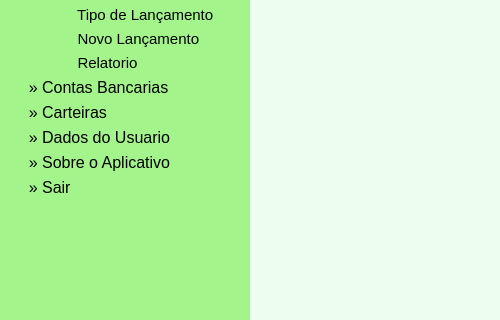
This is VirtualWallet/logic/src/vision/mainwindow.ui in joaovicentesouto/INE5417 as Qt 5 draws it before an edit; both pictures show x 0 to 500 and y 161 to 481 of the 500 by 720 pixel window. The edited form follows.
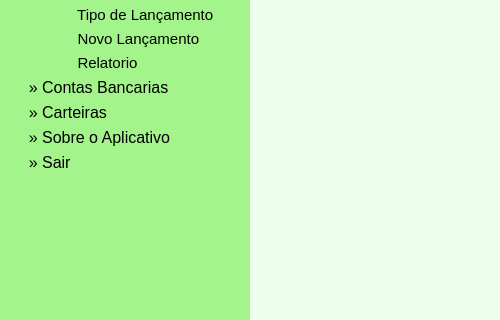
This is the edited form. Icons and pictures are not drawn. Custom widgets are drawn as their Qt base class.

```diff
--- a/VirtualWallet/logic/src/vision/mainwindow.ui
+++ b/VirtualWallet/logic/src/vision/mainwindow.ui
@@ -474,22 +474,6 @@
        </property>
       </widget>
      </item>
-     <item>
-      <widget class="QPushButton" name="MenuUserDatas">
-       <property name="styleSheet">
-        <string notr="true">#MenuUserDatas
-{
-	text-align: left;
-	border: none;
-    color: black;
-    font-size: 12pt;
-}</string>
-       </property>
-       <property name="text">
-        <string>    » Dados do Usuario</string>
-       </property>
-      </widget>
-     </item>
      <item>
       <widget class="QPushButton" name="MenuAbout">
        <property name="styleSheet">
```
